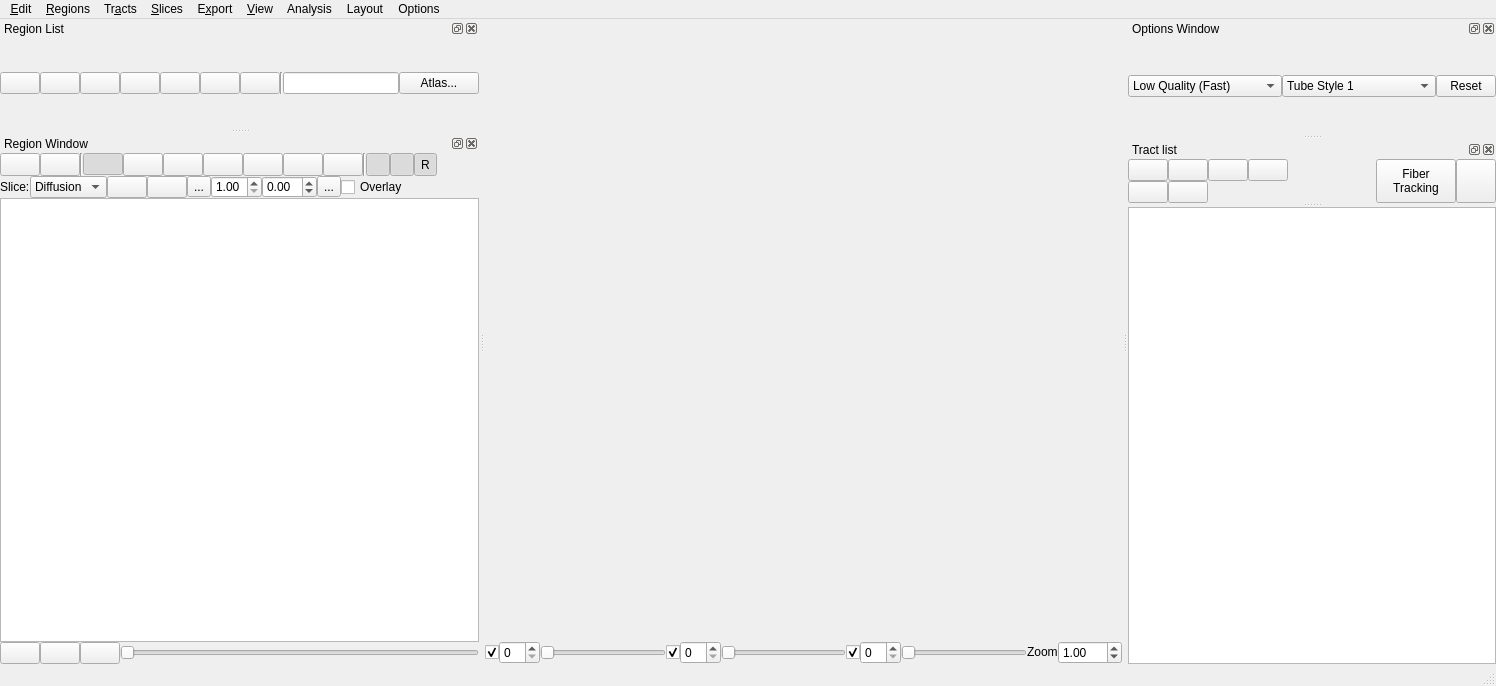
This is tracking/tracking_window.ui in frankyeh/DSI-Studio as Qt 5 draws it before an edit. The edited form follows.
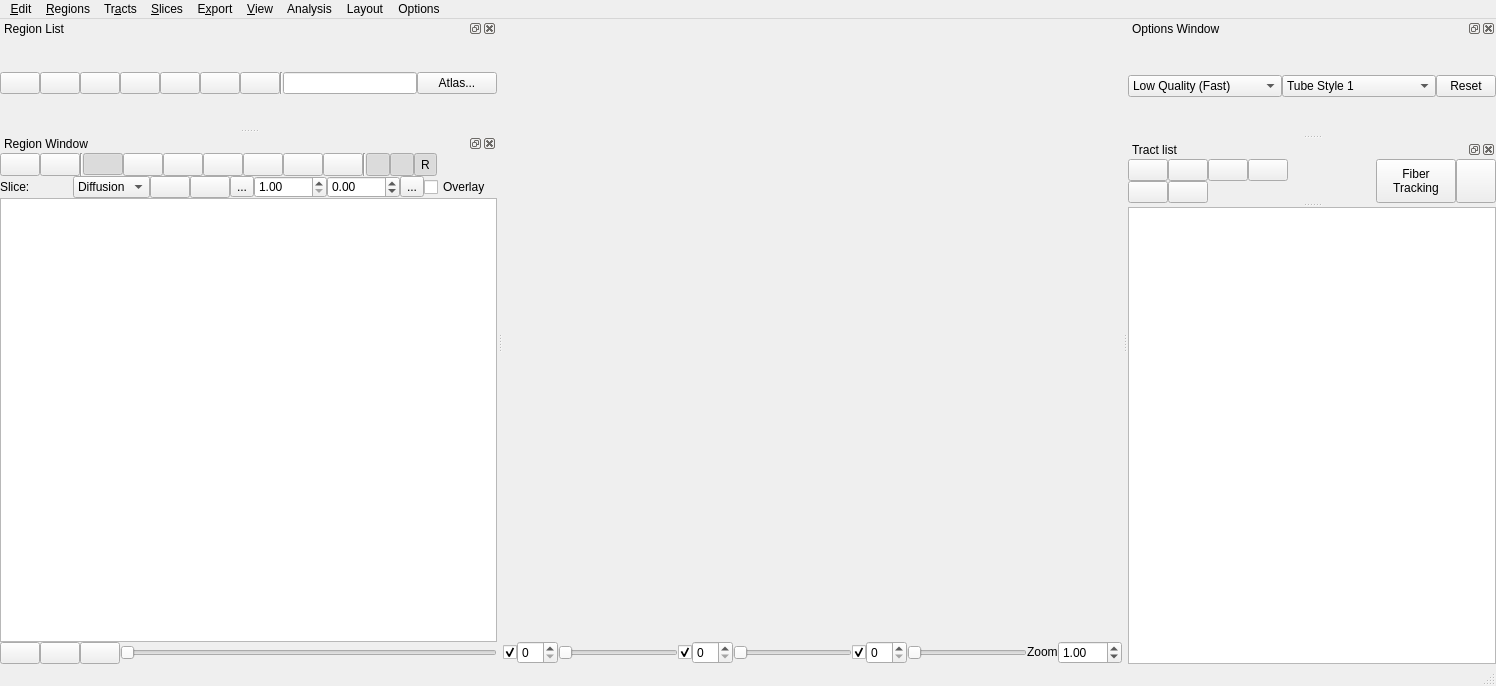
This is the edited form. Icons and pictures are not drawn. Custom widgets are drawn as their Qt base class.

Commit message: [GUI] slice stay on top function

Patch:
```diff
--- a/tracking/tracking_window.ui
+++ b/tracking/tracking_window.ui
@@ -1382,7 +1382,7 @@
    </property>
    <property name="minimumSize">
     <size>
-     <width>479</width>
+     <width>497</width>
      <height>216</height>
     </size>
    </property>
@@ -1857,6 +1857,12 @@
        </property>
        <item>
         <widget class="QLabel" name="label_2">
+         <property name="maximumSize">
+          <size>
+           <width>16777215</width>
+           <height>16777215</height>
+          </size>
+         </property>
          <property name="text">
           <string>Slice:</string>
          </property>
@@ -2026,19 +2032,6 @@
          </property>
         </widget>
        </item>
-       <item>
-        <spacer name="horizontalSpacer_4">
-         <property name="orientation">
-          <enum>Qt::Horizontal</enum>
-         </property>
-         <property name="sizeHint" stdset="0">
-          <size>
-           <width>40</width>
-           <height>20</height>
-          </size>
-         </property>
-        </spacer>
-       </item>
       </layout>
      </item>
      <item>
```
Left out of the diff: 6 changed lines with no effect on the pictures. The commit also changes 6 other files.
